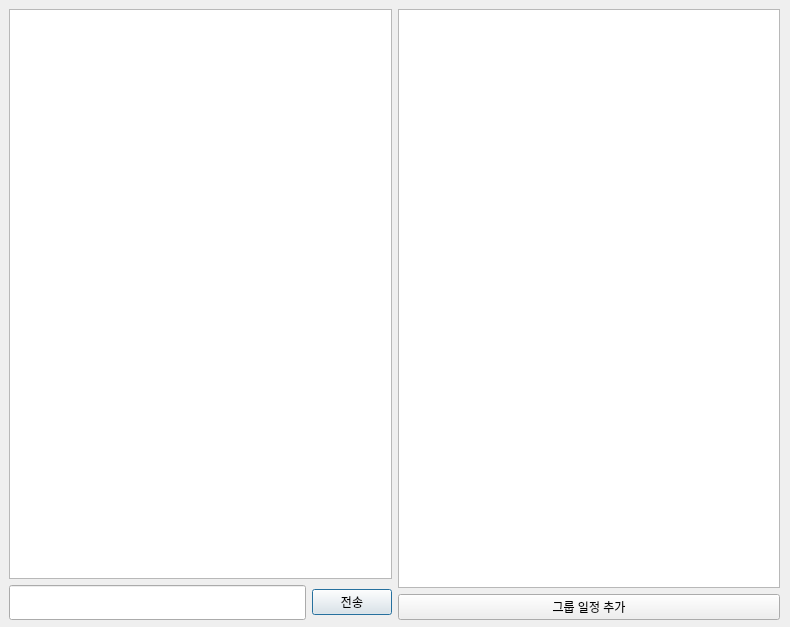
Above: QT/Client/chatting.ui from paxcho1/OOP-Project before the change. Below: the same form after it.
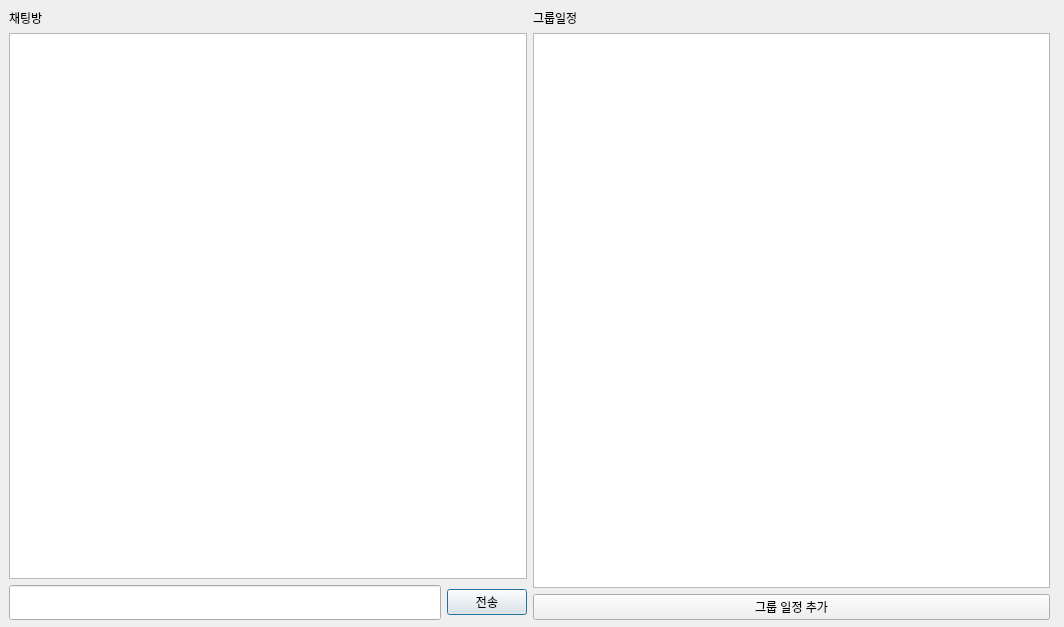
That is the form after the change.

The edit to the form file:
```diff
--- a/QT/Client/chatting.ui
+++ b/QT/Client/chatting.ui
@@ -6,7 +6,7 @@
    <rect>
     <x>0</x>
     <y>0</y>
-    <width>790</width>
+    <width>1064</width>
     <height>627</height>
    </rect>
   </property>
@@ -18,7 +18,7 @@
     <rect>
      <x>9</x>
      <y>9</y>
-     <width>771</width>
+     <width>1041</width>
      <height>611</height>
     </rect>
    </property>
@@ -28,6 +28,13 @@
       <property name="rightMargin">
        <number>0</number>
       </property>
+      <item>
+       <widget class="QLabel" name="label">
+        <property name="text">
+         <string>채팅방</string>
+        </property>
+       </widget>
+      </item>
       <item>
        <widget class="QTextEdit" name="Chatting_Text">
         <property name="font">
@@ -76,6 +83,13 @@
       <property name="rightMargin">
        <number>0</number>
       </property>
+      <item>
+       <widget class="QLabel" name="label_2">
+        <property name="text">
+         <string>그룹일정</string>
+        </property>
+       </widget>
+      </item>
       <item>
        <widget class="QListWidget" name="GroupScheduleList"/>
       </item>
```
